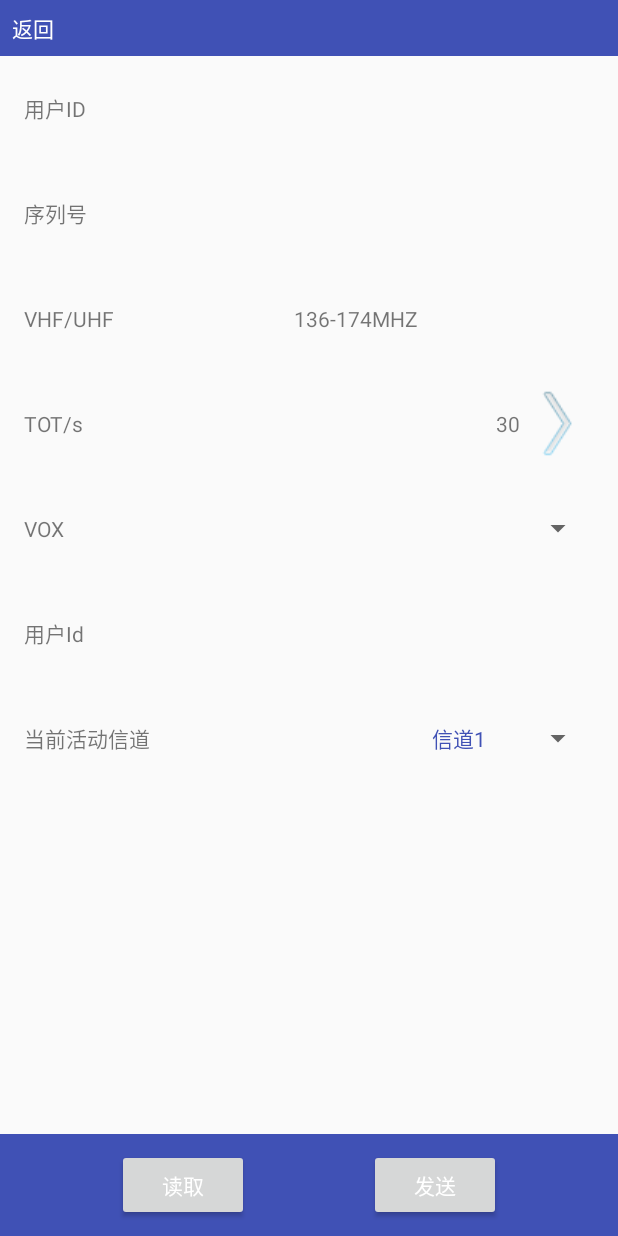
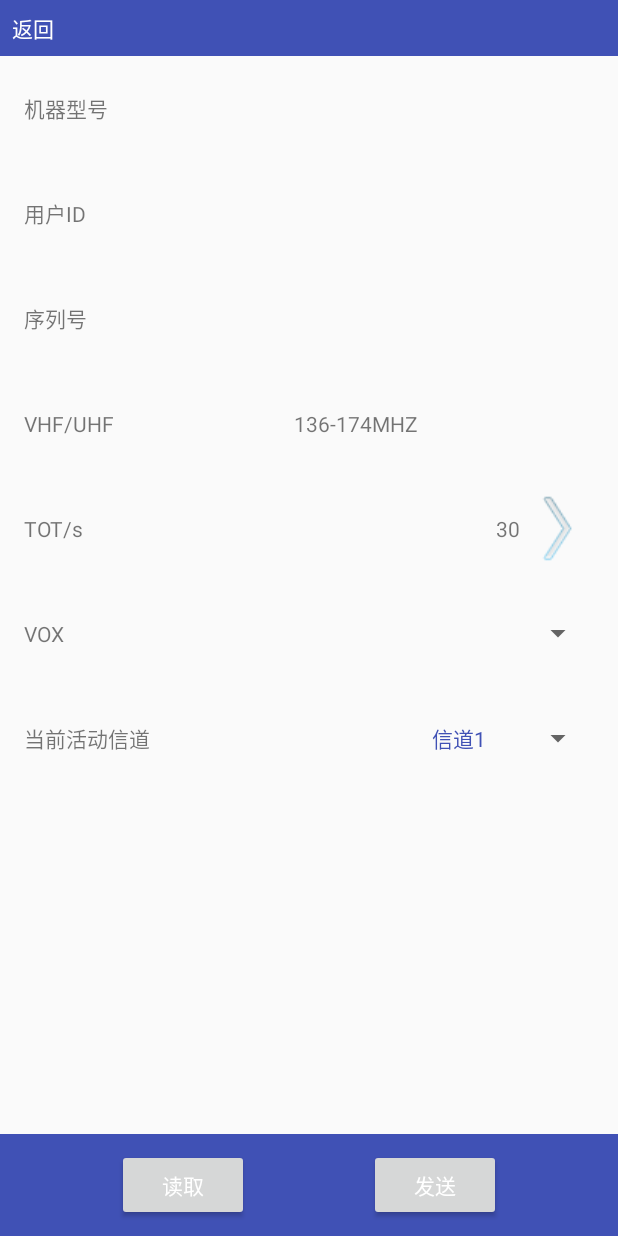
Before and after one commit to 328860252/mygitwork, an Android app: the DeviceProtertyActivity screen opened directly, with no data from a screen before it, on a phone screen of 412 x 824 dp. Run offline under Robolectric (Android 15) with nearby library versions, the phone set to English and light mode, and no system bars; our stand-ins replace ButterKnife; libraries missing offline, so code that uses them is left out: com.crashlytics.android, io.fabric.sdk; 5 statements that could not run were skipped.

Commit message:
duanxin2

```diff
--- a/Interphone/app/src/main/java/com/interphone/activity/DevicePowerTestActivity2.java
+++ b/Interphone/app/src/main/java/com/interphone/activity/DevicePowerTestActivity2.java
@@ -80,6 +80,11 @@ public class DevicePowerTestActivity2 extends BaseActivity {
     mList = mPowerTestAdapter.getListCleanValue(isUHF);
     mPowerTestAdapter.setList(mList);
     mPowerTestAdapter.notifyDataSetChanged();
+    if (isUHF) {
+      mCbHf.setText(R.string.text_UHF);
+    } else {
+      mCbHf.setText(R.string.text_VHF);
+    }
 
   }
 
--- a/Interphone/app/src/main/java/com/interphone/activity/DeviceProtertyActivity.java
+++ b/Interphone/app/src/main/java/com/interphone/activity/DeviceProtertyActivity.java
@@ -24,11 +24,11 @@ public class DeviceProtertyActivity extends BaseActivity {
   @Bind(R.id.tv_title) TextView mTvTitle;
   @Bind(R.id.tv_proterty_tot) TextView mTvProtertyTot;
   @Bind(R.id.layout_proterty_tot) LinearLayout mLayoutProtertyTot;
-  @Bind(R.id.tv_user_id) TextView mTvDeviceId;
+  @Bind(R.id.tv_device_id) TextView mTvDeviceId;
   @Bind(R.id.tv_proterty_VHF) TextView mTvProtertyVHF;
   @Bind(R.id.spinner_proterty_VOX) Spinner mSpinnerProtertyVOX;
   @Bind(R.id.spinner_channel) Spinner mSpinnerChannel;
-  @Bind(R.id.tv_device_id) TextView mTvDeviceMode;
+  @Bind(R.id.tv_device_mode) TextView mTvDeviceMode;
   @Bind(R.id.tv_device_serialNumber) TextView mTvDeviceSerialNumber;
 
   private StringAdapter mAdapterProtertyVOX;
@@ -57,6 +57,7 @@ public class DeviceProtertyActivity extends BaseActivity {
     mProtertyData = dbin.getProtertyData();
 
     mTvDeviceSerialNumber.setText(mProtertyData.getSerialNumber());
+    mTvDeviceId.setText(mProtertyData.getUserId().trim());
     mTvDeviceMode.setText(mProtertyData.getDeviceMode());
     mTvProtertyVHF.setText(mProtertyData.getHFValueString());
 
@@ -103,7 +104,6 @@ public class DeviceProtertyActivity extends BaseActivity {
     try {
       mSpinnerProtertyVOX.setSelection(mProtertyData.getVox());
       mTvProtertyTot.setText(("" + mProtertyData.getTotTime()));
-      mTvDeviceId.setText(mProtertyData.getUserId().trim());
       mSpinnerChannel.setSelection(mProtertyData.getActivityChannelId() - 1);
     } catch (IndexOutOfBoundsException e) {
       e.printStackTrace();
--- a/Interphone/app/src/main/java/com/interphone/activity/DeviceSmsActivity.java
+++ b/Interphone/app/src/main/java/com/interphone/activity/DeviceSmsActivity.java
@@ -17,7 +17,6 @@ import com.interphone.bean.SmsEntity;
 import com.interphone.connection.agreement.CmdPackage;
 import com.interphone.database.SmsDao;
 import com.interphone.utils.StringUtils;
-
 import java.io.UnsupportedEncodingException;
 
 public class DeviceSmsActivity extends BaseActivity {
--- a/Interphone/app/src/main/java/com/interphone/adapter/SmsAdapter.java
+++ b/Interphone/app/src/main/java/com/interphone/adapter/SmsAdapter.java
@@ -48,8 +48,9 @@ public class SmsAdapter extends BaseAdapter {
     }
     SmsEntity smsEntity = mList.get(position);
     mViewHolder.mTextViewContent.setText(smsEntity.getContent());
-    mViewHolder.mTextViewId.setText(""+(position+1));
+    mViewHolder.mTextViewId.setText("" + (position + 1));
     mViewHolder.mTextViewTime.setText(smsEntity.getDataTime());
+    mViewHolder.mTextViewSend.setText(smsEntity.getSendId()+" -> " + smsEntity.getReceiverId());
     return convertView;
   }
 
@@ -57,13 +58,16 @@ public class SmsAdapter extends BaseAdapter {
     mList = list;
   }
 
+
   static class ViewHolder {
     @Bind(R.id.textView_id) TextView mTextViewId;
     @Bind(R.id.textView_time) TextView mTextViewTime;
     @Bind(R.id.textView_content) TextView mTextViewContent;
+    @Bind(R.id.textView_send) TextView mTextViewSend;
 
     ViewHolder(View view) {
       ButterKnife.bind(this, view);
     }
   }
+
 }
--- a/Interphone/app/src/main/java/com/interphone/connection/agreement/CmdParseImpl.java
+++ b/Interphone/app/src/main/java/com/interphone/connection/agreement/CmdParseImpl.java
@@ -16,11 +16,7 @@ import com.interphone.utils.LogUtils;
 import com.interphone.utils.MyByteUtils;
 import com.interphone.utils.MyHexUtils;
 import com.interphone.utils.StringUtils;
-
 import java.io.UnsupportedEncodingException;
-import java.text.SimpleDateFormat;
-import java.util.Calendar;
-import java.util.Date;
 
 /**
  * Created by Administrator on 2016/5/13.
--- a/Interphone/app/src/main/java/com/interphone/database/SmsDao.java
+++ b/Interphone/app/src/main/java/com/interphone/database/SmsDao.java
@@ -66,7 +66,7 @@ public class SmsDao {
   private List<SmsEntity> query(boolean isSend, String deviceId, int limitSize) {
     List<SmsEntity> list = new ArrayList<SmsEntity>();
     SQLiteDatabase sdb =  mSqliteHelper.getReadableDatabase();
-    Cursor mCursor = sdb.query(TABLE_NAME, null , IsSend + " = ? ", new String[]{(isSend?"1":"0")}, null , null, DataTime, "0,"+ limitSize);
+    Cursor mCursor = sdb.query(TABLE_NAME, null , IsSend + " = ? ", new String[]{(isSend?"1":"0")}, null , null, DataTime+" desc", "0,"+ limitSize);
     SmsEntity smsEntity;
     while (mCursor.moveToNext()) {
       smsEntity = cursor2Entity(mCursor);
--- a/Interphone/app/src/main/res/layout/activity_device_power_test2.xml
+++ b/Interphone/app/src/main/res/layout/activity_device_power_test2.xml
@@ -14,9 +14,10 @@
       android:layout_width="wrap_content"
       android:layout_height="wrap_content"
       android:layout_gravity="center_horizontal"
+      android:layout_marginBottom="20dp"
       android:checked="true"
       android:padding="8dp"
-      android:text="UHF"
+      android:text="@string/text_UHF"
       />
 
   <ListView
--- a/Interphone/app/src/main/res/layout/activity_device_proterty.xml
+++ b/Interphone/app/src/main/res/layout/activity_device_proterty.xml
@@ -23,6 +23,29 @@
         android:paddingRight="@dimen/activity_horizontal_margin"
         android:orientation="vertical"
         >
+
+      <RelativeLayout
+          android:layout_width="match_parent"
+          android:layout_height="@dimen/layout_height"
+          android:orientation="horizontal"
+          >
+
+        <TextView
+            android:layout_width="wrap_content"
+            android:layout_height="wrap_content"
+            android:layout_centerVertical="true"
+            android:text="@string/text_device_mode"
+            />
+
+        <TextView
+            android:id="@+id/tv_device_mode"
+            android:layout_width="@dimen/spinner_width"
+            android:layout_centerVertical="true"
+            android:layout_height="wrap_content"
+            android:layout_alignParentRight="true"
+            />
+
+      </RelativeLayout>
 
       <RelativeLayout
           android:layout_width="match_parent"
@@ -150,31 +173,6 @@
 
       </RelativeLayout>
 
-
-      <RelativeLayout
-          android:layout_width="match_parent"
-          android:layout_height="@dimen/layout_height"
-          android:orientation="horizontal"
-          >
-
-        <TextView
-            android:layout_width="wrap_content"
-            android:layout_height="wrap_content"
-            android:layout_centerVertical="true"
-            android:text="@string/text_proterty_pttid"
-            />
-
-        <TextView
-            android:id="@+id/tv_user_id"
-            android:layout_width="@dimen/spinner_width"
-            android:layout_centerVertical="true"
-            android:layout_height="wrap_content"
-            android:layout_alignParentRight="true"
-            style="@style/edittext"
-            ></TextView>
-
-      </RelativeLayout>
-
       <RelativeLayout
           android:layout_width="match_parent"
           android:layout_height="@dimen/layout_height"
--- a/Interphone/app/src/main/res/layout/adapter_power_test.xml
+++ b/Interphone/app/src/main/res/layout/adapter_power_test.xml
@@ -10,7 +10,7 @@
       android:layout_width="30dp"
       android:layout_height="wrap_content"
       android:gravity="center"
-      android:textColor="#FF3333"
+      android:textColor="@color/text_red"
       />
 
   <TextView
--- a/Interphone/app/src/main/res/values/colors.xml
+++ b/Interphone/app/src/main/res/values/colors.xml
@@ -7,4 +7,5 @@
     <color name="bg_activity">#F9F9F9</color>
     <color name="bg_title">#4051B5</color>
     <color name="text_dark">#555555</color>
+    <color name="text_red">#FF3333</color>
 </resources>
--- a/Interphone/app/src/main/res/values/strings.xml
+++ b/Interphone/app/src/main/res/values/strings.xml
@@ -57,4 +57,7 @@
   <string name="text_device_serialNumber">序列号</string>
   <string name="btn_read_list">读取短信列表</string>
   <string name="btn_send_list">发送短信列表</string>
+  <string name="text_UHF">UHF</string>
+  <string name="text_VHF">VHF</string>
+  <string name="text_device_mode">机器型号</string>
 </resources>
```
Also changed, not shown: Interphone/app/src/main/java/com/interphone/activity/DeviceChannelDataActivity.java (+12 -12 lines), Interphone/app/src/main/res/layout/adapter_sms.xml (+7 -1 lines).
